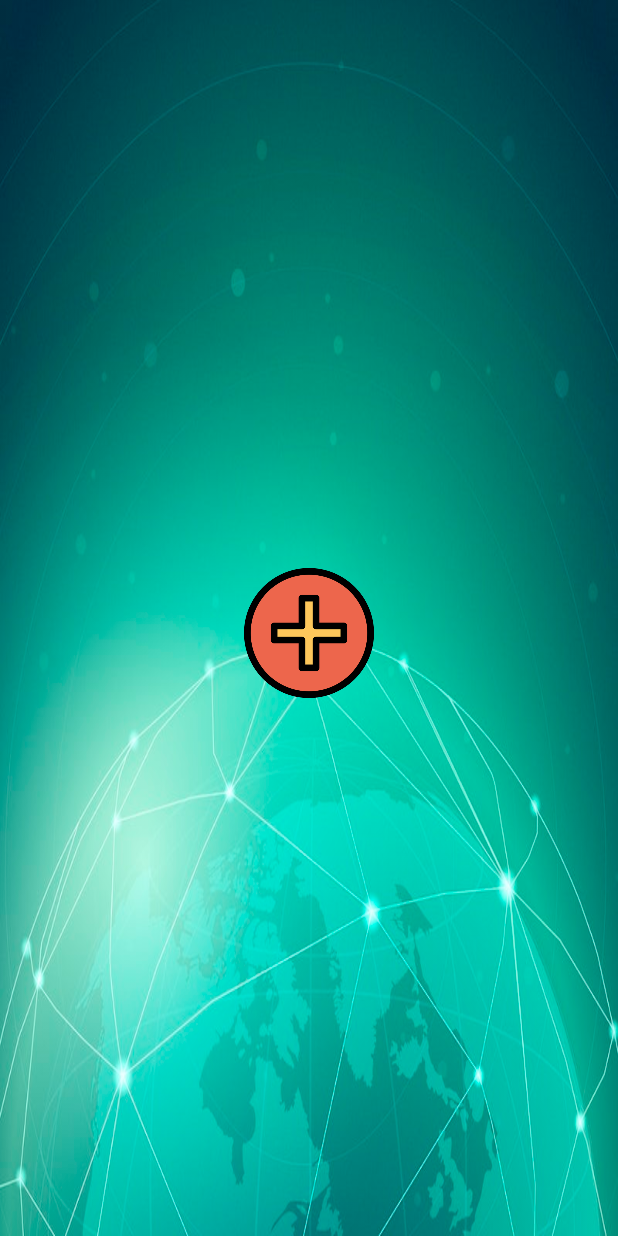
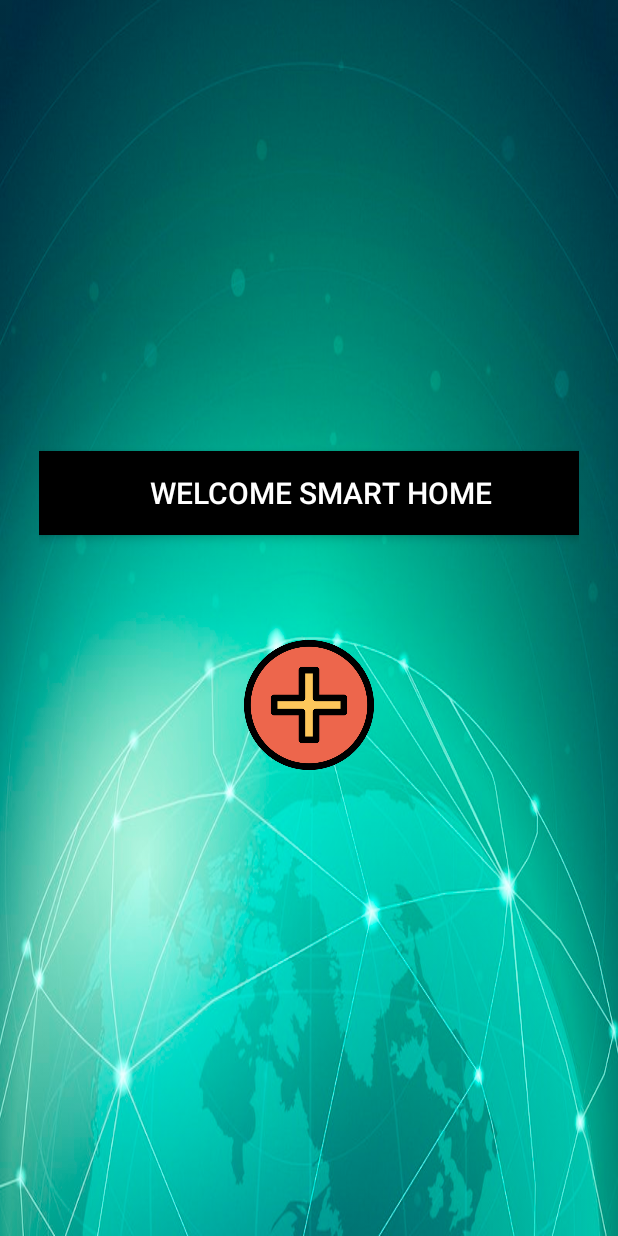
Before and after one commit to yashshah2311/iot-home-automation-android, an Android app: the HomeActivity screen opened directly, with no data from a screen before it, on a phone screen of 412 x 824 dp. Run offline under Robolectric (Android 15) with nearby library versions, the light colour scheme and no system bars; our stand-ins replace Firebase (no records; nobody signed in at launch, a user with empty details on screens opened directly).

```diff
--- a/app/src/main/java/com/example/iot_home_automation/HomeActivity.java
+++ b/app/src/main/java/com/example/iot_home_automation/HomeActivity.java
@@ -237,6 +237,5 @@ public class HomeActivity extends AppCompatActivity implements View.OnClickListe
                 startActivity(intent1);
                 break;
         }
-        Toast.makeText(this, "The Bulb was called successfully" + listOfMenu.get(i), Toast.LENGTH_LONG).show();
     }
 }
--- a/app/src/main/res/layout/activity_home.xml
+++ b/app/src/main/res/layout/activity_home.xml
@@ -17,6 +17,28 @@
         android:layout_width="match_parent"
         android:layout_height="match_parent"
         >
+        <com.google.android.material.appbar.AppBarLayout
+            android:layout_width="match_parent"
+            android:layout_height="wrap_content"
+            app:layout_constraintEnd_toEndOf="parent"
+            app:layout_constraintStart_toStartOf="parent"
+            app:layout_constraintTop_toTopOf="parent"
+            android:layout_marginBottom="40dp"
+            android:background="@color/black"
+            android:gravity="center"
+            >
+
+            <androidx.appcompat.widget.Toolbar
+                android:id="@+id/main_toolbar"
+                android:layout_width="wrap_content"
+                android:layout_height="?attr/actionBarSize"
+                android:foregroundGravity="center"
+                android:textSize="38sp"
+                app:title="WELCOME SMART HOME"
+                app:titleTextColor="@color/white" />
+
+        </com.google.android.material.appbar.AppBarLayout>
+
 
         <LinearLayout
             android:id="@+id/lin1"
```
